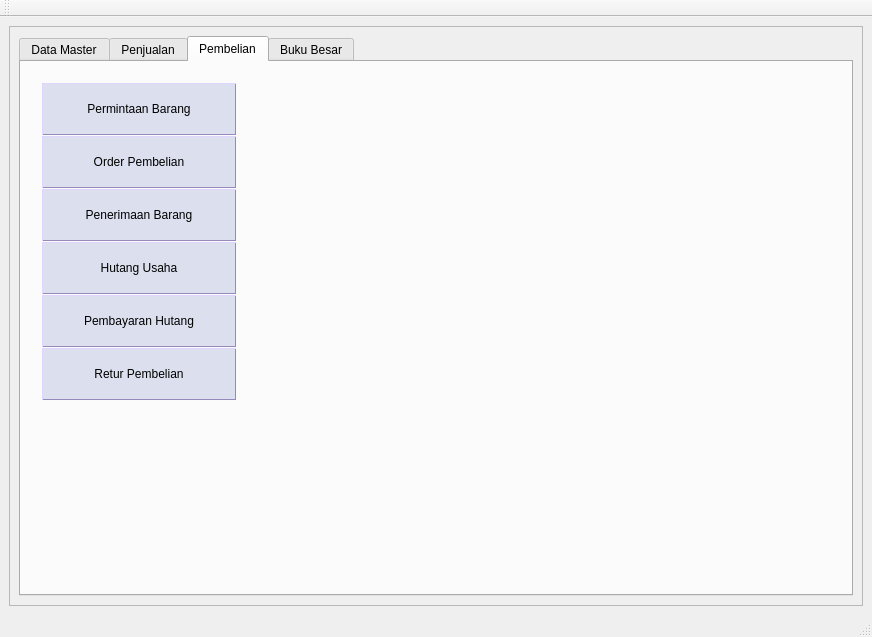
Qt form GUI.ui (fnugrahendi/petuk.corp) before a commit.
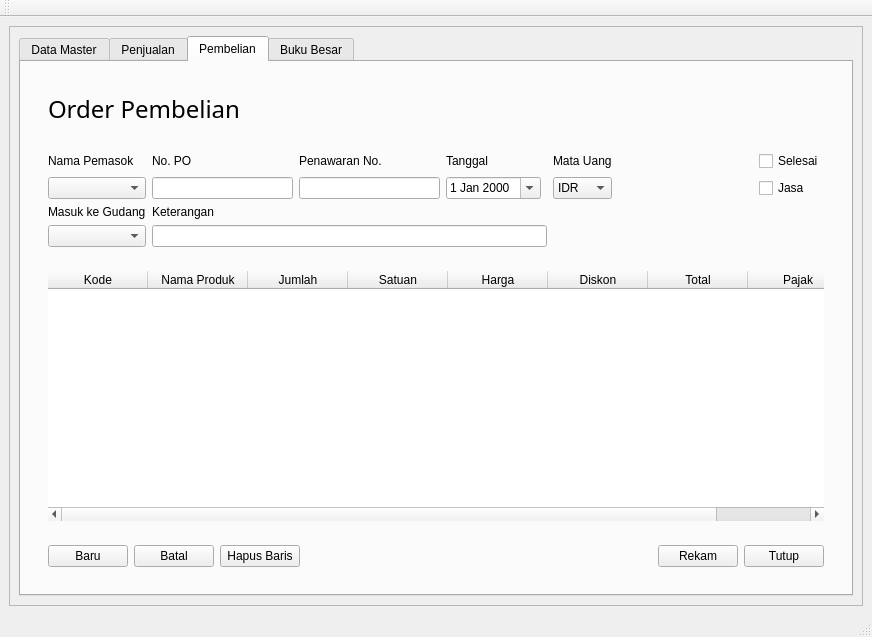
The same form after that commit. The open tabs and pages were chosen to show the change. Icons and pictures are not drawn.

Commit message: insert page pembelian GUI

Patch:
```diff
--- a/GUI.ui
+++ b/GUI.ui
@@ -6405,7 +6405,548 @@
                </item>
               </layout>
              </widget>
-             <widget class="QWidget" name="st_Pembelian_akssjkj"/>
+             <widget class="QWidget" name="st_Pembelian_PermintaanBarang">
+              <layout class="QVBoxLayout" name="verticalLayout_15">
+               <item>
+                <widget class="QFrame" name="fr_Pembelian_PermintaanBarang_Title">
+                 <property name="sizePolicy">
+                  <sizepolicy hsizetype="Preferred" vsizetype="Maximum">
+                   <horstretch>0</horstretch>
+                   <verstretch>0</verstretch>
+                  </sizepolicy>
+                 </property>
+                 <property name="minimumSize">
+                  <size>
+                   <width>0</width>
+                   <height>55</height>
+                  </size>
+                 </property>
+                 <property name="frameShape">
+                  <enum>QFrame::StyledPanel</enum>
+                 </property>
+                 <property name="frameShadow">
+                  <enum>QFrame::Raised</enum>
+                 </property>
+                 <layout class="QGridLayout" name="gl_Penjualan_PenawaranHarga_title_2">
+                  <item row="0" column="0">
+                   <widget class="QLabel" name="lb_Pembelian_PermintaanBarang_Title">
+                    <property name="sizePolicy">
+                     <sizepolicy hsizetype="Preferred" vsizetype="Maximum">
+                      <horstretch>0</horstretch>
+                      <verstretch>0</verstretch>
+                     </sizepolicy>
+                    </property>
+                    <property name="font">
+                     <font>
+                      <family>Segoe UI Semilight</family>
+                      <pointsize>18</pointsize>
+                     </font>
+                    </property>
+                    <property name="text">
+                     <string>Permintaan Barang</string>
+                    </property>
+                    <property name="alignment">
+                     <set>Qt::AlignLeading|Qt::AlignLeft|Qt::AlignVCenter</set>
+                    </property>
+                   </widget>
+                  </item>
+                 </layout>
+                </widget>
+               </item>
+               <item>
+                <widget class="QFrame" name="fr_Pembelian_PermintaanBarang_Tabel">
+                 <property name="sizePolicy">
+                  <sizepolicy hsizetype="Preferred" vsizetype="MinimumExpanding">
+                   <horstretch>0</horstretch>
+                   <verstretch>0</verstretch>
+                  </sizepolicy>
+                 </property>
+                 <property name="frameShape">
+                  <enum>QFrame::StyledPanel</enum>
+                 </property>
+                 <property name="frameShadow">
+                  <enum>QFrame::Raised</enum>
+                 </property>
+                 <layout class="QGridLayout" name="gl_Penjualan_PenawaranHarga_tabel_2">
+                  <item row="0" column="0">
+                   <widget class="QTableWidget" name="tbl_Pembelian_PermintaanBarang">
+                    <property name="sizePolicy">
+                     <sizepolicy hsizetype="Maximum" vsizetype="MinimumExpanding">
+                      <horstretch>0</horstretch>
+                      <verstretch>0</verstretch>
+                     </sizepolicy>
+                    </property>
+                    <property name="minimumSize">
+                     <size>
+                      <width>0</width>
+                      <height>200</height>
+                     </size>
+                    </property>
+                    <property name="maximumSize">
+                     <size>
+                      <width>1366</width>
+                      <height>16777215</height>
+                     </size>
+                    </property>
+                    <property name="frameShape">
+                     <enum>QFrame::NoFrame</enum>
+                    </property>
+                    <property name="showGrid">
+                     <bool>false</bool>
+                    </property>
+                    <property name="wordWrap">
+                     <bool>true</bool>
+                    </property>
+                    <property name="cornerButtonEnabled">
+                     <bool>true</bool>
+                    </property>
+                    <property name="rowCount">
+                     <number>0</number>
+                    </property>
+                    <property name="columnCount">
+                     <number>5</number>
+                    </property>
+                    <column>
+                     <property name="text">
+                      <string>No Referensi</string>
+                     </property>
+                    </column>
+                    <column>
+                     <property name="text">
+                      <string>Tanggal</string>
+                     </property>
+                    </column>
+                    <column>
+                     <property name="text">
+                      <string>Pelanggan</string>
+                     </property>
+                    </column>
+                    <column>
+                     <property name="text">
+                      <string>Kurs</string>
+                     </property>
+                    </column>
+                    <column>
+                     <property name="text">
+                      <string>Nilai</string>
+                     </property>
+                    </column>
+                   </widget>
+                  </item>
+                 </layout>
+                </widget>
+               </item>
+               <item>
+                <widget class="QFrame" name="fr_Pembelian_PermintaanBarang_Tombol">
+                 <property name="sizePolicy">
+                  <sizepolicy hsizetype="Preferred" vsizetype="Maximum">
+                   <horstretch>0</horstretch>
+                   <verstretch>0</verstretch>
+                  </sizepolicy>
+                 </property>
+                 <property name="minimumSize">
+                  <size>
+                   <width>0</width>
+                   <height>55</height>
+                  </size>
+                 </property>
+                 <property name="maximumSize">
+                  <size>
+                   <width>16777215</width>
+                   <height>100</height>
+                  </size>
+                 </property>
+                 <property name="frameShape">
+                  <enum>QFrame::StyledPanel</enum>
+                 </property>
+                 <property name="frameShadow">
+                  <enum>QFrame::Raised</enum>
+                 </property>
+                 <layout class="QHBoxLayout" name="hl_Penjualan_PenawaranHarga_tombol_2">
+                  <item>
+                   <widget class="QPushButton" name="tb_Pembelian_PermintaanBarang_Baru">
+                    <property name="text">
+                     <string>Baru</string>
+                    </property>
+                   </widget>
+                  </item>
+                  <item>
+                   <spacer name="hs_Pembelian_PermintaanBarang_Tombol">
+                    <property name="orientation">
+                     <enum>Qt::Horizontal</enum>
+                    </property>
+                    <property name="sizeHint" stdset="0">
+                     <size>
+                      <width>40</width>
+                      <height>20</height>
+                     </size>
+                    </property>
+                   </spacer>
+                  </item>
+                  <item>
+                   <widget class="QPushButton" name="tb_Pembelian_PermintaanBarang_Tutup">
+                    <property name="text">
+                     <string>Tutup</string>
+                    </property>
+                   </widget>
+                  </item>
+                 </layout>
+                </widget>
+               </item>
+              </layout>
+             </widget>
+             <widget class="QWidget" name="st_Pembelian_OrderPembelian">
+              <layout class="QVBoxLayout" name="verticalLayout_16">
+               <item>
+                <widget class="QFrame" name="fr_Pembelian_OrderPembelian_Title">
+                 <property name="sizePolicy">
+                  <sizepolicy hsizetype="Preferred" vsizetype="Maximum">
+                   <horstretch>0</horstretch>
+                   <verstretch>0</verstretch>
+                  </sizepolicy>
+                 </property>
+                 <property name="minimumSize">
+                  <size>
+                   <width>0</width>
+                   <height>30</height>
+                  </size>
+                 </property>
+                 <property name="frameShape">
+                  <enum>QFrame::StyledPanel</enum>
+                 </property>
+                 <property name="frameShadow">
+                  <enum>QFrame::Raised</enum>
+                 </property>
+                 <layout class="QGridLayout" name="gl_Penjualan_OrderPenjualan_title_2">
+                  <item row="0" column="0">
+                   <widget class="QLabel" name="lb_Pembelian_OrderPembelian_Title">
+                    <property name="sizePolicy">
+                     <sizepolicy hsizetype="Preferred" vsizetype="Maximum">
+                      <horstretch>0</horstretch>
+                      <verstretch>0</verstretch>
+                     </sizepolicy>
+                    </property>
+                    <property name="minimumSize">
+                     <size>
+                      <width>0</width>
+                      <height>40</height>
+                     </size>
+                    </property>
+                    <property name="font">
+                     <font>
+                      <family>Segoe UI Semilight</family>
+                      <pointsize>18</pointsize>
+                     </font>
+                    </property>
+                    <property name="text">
+                     <string>Order Pembelian</string>
+                    </property>
+                    <property name="alignment">
+                     <set>Qt::AlignLeading|Qt::AlignLeft|Qt::AlignVCenter</set>
+                    </property>
+                   </widget>
+                  </item>
+                 </layout>
+                </widget>
+               </item>
+               <item>
+                <widget class="QFrame" name="fr_Pembelian_OrderPembelian_Input_Line">
+                 <property name="sizePolicy">
+                  <sizepolicy hsizetype="Preferred" vsizetype="Maximum">
+                   <horstretch>0</horstretch>
+                   <verstretch>0</verstretch>
+                  </sizepolicy>
+                 </property>
+                 <property name="frameShape">
+                  <enum>QFrame::StyledPanel</enum>
+                 </property>
+                 <property name="frameShadow">
+                  <enum>QFrame::Raised</enum>
+                 </property>
+                 <layout class="QGridLayout" name="gl_Penjualan_OrderPenjualan_input_2">
+                  <item row="0" column="0">
+                   <widget class="QLabel" name="lb_Pembelian_OrderPembelian_Nama">
+                    <property name="text">
+                     <string>Nama Pemasok</string>
+                    </property>
+                   </widget>
+                  </item>
+                  <item row="0" column="1">
+                   <widget class="QLabel" name="lb_Pembelian_OrderPembelian_NoPO">
+                    <property name="text">
+                     <string>No. PO</string>
+                    </property>
+                   </widget>
+                  </item>
+                  <item row="0" column="2">
+                   <widget class="QLabel" name="lb_Pembelian_OrderPembelian_Penawaran">
+                    <property name="text">
+                     <string>Penawaran No.</string>
+                    </property>
+                   </widget>
+                  </item>
+                  <item row="0" column="3">
+                   <widget class="QLabel" name="lb_Pembelian_OrderPembelian_Tanggal">
+                    <property name="text">
+                     <string>Tanggal</string>
+                    </property>
+                   </widget>
+                  </item>
+                  <item row="3" column="0">
+                   <widget class="QComboBox" name="cb_Pembelian_OrderPembelian_Gudang"/>
+                  </item>
+                  <item row="1" column="0">
+                   <widget class="QComboBox" name="cb_Pembelian_OrderPembelian_Nama"/>
+                  </item>
+                  <item row="2" column="1">
+                   <widget class="QLabel" name="lb_Pembelian_OrderPembelian_Keterangan">
+                    <property name="text">
+                     <string>Keterangan</string>
+                    </property>
+                   </widget>
+                  </item>
+                  <item row="2" column="0">
+                   <widget class="QLabel" name="lb_Pembelian_OrderPembelian_Gudang">
+                    <property name="text">
+                     <string>Masuk ke Gudang</string>
+                    </property>
+                   </widget>
+                  </item>
+                  <item row="1" column="5">
+                   <widget class="QComboBox" name="cb_Pembelian_OrderPembelian_Kurs">
+                    <item>
+                     <property name="text">
+                      <string>IDR</string>
+                     </property>
+                    </item>
+                   </widget>
+                  </item>
+                  <item row="1" column="3">
+                   <widget class="QDateEdit" name="de_Pembelian_OrderPembelian_Tanggal">
+                    <property name="calendarPopup">
+                     <bool>true</bool>
+                    </property>
+                   </widget>
+                  </item>
+                  <item row="1" column="2">
+                   <widget class="QLineEdit" name="le_Pembelian_OrderPembelian_Penawaran"/>
+                  </item>
+                  <item row="1" column="1">
+                   <widget class="QLineEdit" name="le_Pembelian_OrderPembelian_NoPO"/>
+                  </item>
+                  <item row="0" column="7">
+                   <widget class="QCheckBox" name="chk_Pembelian_OrderPembelian_Selesai">
+                    <property name="text">
+                     <string>Selesai</string>
+                    </property>
+                   </widget>
+                  </item>
+                  <item row="0" column="5">
+                   <widget class="QLabel" name="lb_Pembelian_OrderPembelian_Kurs">
+                    <property name="text">
+                     <string>Mata Uang</string>
+                    </property>
+                   </widget>
+                  </item>
+                  <item row="1" column="6">
+                   <spacer name="hs_Pembelian_OrderPembelian_Input">
+                    <property name="orientation">
+                     <enum>Qt::Horizontal</enum>
+                    </property>
+                    <property name="sizeHint" stdset="0">
+                     <size>
+                      <width>40</width>
+                      <height>20</height>
+                     </size>
+                    </property>
+                   </spacer>
+                  </item>
+                  <item row="1" column="7">
+                   <widget class="QCheckBox" name="chk_Pembelian_OrderPembelian_Jasa">
+                    <property name="text">
+                     <string>Jasa</string>
+                    </property>
+                   </widget>
+                  </item>
+                  <item row="3" column="1" colspan="4">
+                   <widget class="QLineEdit" name="le_Pembelian_OrderPembelian_Keterangan"/>
+                  </item>
+                 </layout>
+                </widget>
+               </item>
+               <item>
+                <widget class="QFrame" name="fr_Pembelian_OrderPembelian_Tabel">
+                 <property name="sizePolicy">
+                  <sizepolicy hsizetype="Preferred" vsizetype="MinimumExpanding">
+                   <horstretch>0</horstretch>
+                   <verstretch>0</verstretch>
+                  </sizepolicy>
+                 </property>
+                 <property name="frameShape">
+                  <enum>QFrame::StyledPanel</enum>
+                 </property>
+                 <property name="frameShadow">
+                  <enum>QFrame::Raised</enum>
+                 </property>
+                 <layout class="QGridLayout" name="gl_Penjualan_OrderPenjualan_tabel_2">
+                  <item row="2" column="0">
+                   <widget class="QTableWidget" name="tbl_Pembelian_OrderPembelian">
+                    <property name="sizePolicy">
+                     <sizepolicy hsizetype="Maximum" vsizetype="MinimumExpanding">
+                      <horstretch>0</horstretch>
+                      <verstretch>0</verstretch>
+                     </sizepolicy>
+                    </property>
+                    <property name="minimumSize">
+                     <size>
+                      <width>0</width>
+                      <height>250</height>
+                     </size>
+                    </property>
+                    <property name="maximumSize">
+                     <size>
+                      <width>1366</width>
+                      <height>16777215</height>
+                     </size>
+                    </property>
+                    <property name="frameShape">
+                     <enum>QFrame::NoFrame</enum>
+                    </property>
+                    <property name="editTriggers">
+                     <set>QAbstractItemView::NoEditTriggers</set>
+                    </property>
+                    <property name="showGrid">
+                     <bool>false</bool>
+                    </property>
+                    <property name="wordWrap">
+                     <bool>true</bool>
+                    </property>
+                    <property name="cornerButtonEnabled">
+                     <bool>true</bool>
+                    </property>
+                    <property name="rowCount">
+                     <number>0</number>
+                    </property>
+                    <property name="columnCount">
+                     <number>8</number>
+                    </property>
+                    <column>
+                     <property name="text">
+                      <string>Kode</string>
+                     </property>
+                    </column>
+                    <column>
+                     <property name="text">
+                      <string>Nama Produk</string>
+                     </property>
+                    </column>
+                    <column>
+                     <property name="text">
+                      <string>Jumlah</string>
+                     </property>
+                    </column>
+                    <column>
+                     <property name="text">
+                      <string>Satuan</string>
+                     </property>
+                    </column>
+                    <column>
+                     <property name="text">
+                      <string>Harga</string>
+                     </property>
+                    </column>
+                    <column>
+                     <property name="text">
+                      <string>Diskon</string>
+                     </property>
+                    </column>
+                    <column>
+                     <property name="text">
+                      <string>Total</string>
+                     </property>
+                    </column>
+                    <column>
+                     <property name="text">
+                      <string>Pajak</string>
+                     </property>
+                    </column>
+                   </widget>
+                  </item>
+                 </layout>
+                </widget>
+               </item>
+               <item>
+                <widget class="QFrame" name="fr_Pembelian_OrderPembelian_Tombol">
+                 <property name="sizePolicy">
+                  <sizepolicy hsizetype="Preferred" vsizetype="Maximum">
+                   <horstretch>0</horstretch>
+                   <verstretch>0</verstretch>
+                  </sizepolicy>
+                 </property>
+                 <property name="frameShape">
+                  <enum>QFrame::StyledPanel</enum>
+                 </property>
+                 <property name="frameShadow">
+                  <enum>QFrame::Raised</enum>
+                 </property>
+                 <layout class="QHBoxLayout" name="hl_Penjualan_OrderPenjualan_tombol_2">
+                  <item>
+                   <widget class="QPushButton" name="tb_Pembelian_OrderPembelian_Baru">
+                    <property name="text">
+                     <string>Baru</string>
+                    </property>
+                   </widget>
+                  </item>
+                  <item>
+                   <widget class="QPushButton" name="tb_Pembelian_OrderPembelian_Batal">
+                    <property name="text">
+                     <string>Batal</string>
+                    </property>
+                   </widget>
+                  </item>
+                  <item>
+                   <widget class="QPushButton" name="tb_Pembelian_OrderPembelian_HapusBaris">
+                    <property name="text">
+                     <string>Hapus Baris</string>
+                    </property>
+                   </widget>
+                  </item>
+                  <item>
+                   <spacer name="hs_Pembelian_OrderPembelian_Tombol">
+                    <property name="orientation">
+                     <enum>Qt::Horizontal</enum>
+                    </property>
+                    <property name="sizeHint" stdset="0">
+                     <size>
+                      <width>40</width>
+                      <height>20</height>
+                     </size>
+                    </property>
+                   </spacer>
+                  </item>
+                  <item>
+                   <widget class="QPushButton" name="tb_Pembelian_OrderPembelian_Rekam">
+                    <property name="text">
+                     <string>Rekam</string>
+                    </property>
+                   </widget>
+                  </item>
+                  <item>
+                   <widget class="QPushButton" name="tb_Pembelian_OrderPembelian_Tutup">
+                    <property name="text">
+                     <string>Tutup</string>
+                    </property>
+                   </widget>
+                  </item>
+                 </layout>
+                </widget>
+               </item>
+              </layout>
+             </widget>
+             <widget class="QWidget" name="st_Pembelian_Penerimaan"/>
+             <widget class="QWidget" name="st_Pembelian_HutangUsaha"/>
+             <widget class="QWidget" name="st_Pembelian_PembayaranHutang"/>
+             <widget class="QWidget" name="st_Pembelian_ReturPembelian"/>
             </widget>
            </item>
           </layout>
```
Left out of the diff: 20 changed lines with no effect on the pictures. The commit also changes 1 other file.
